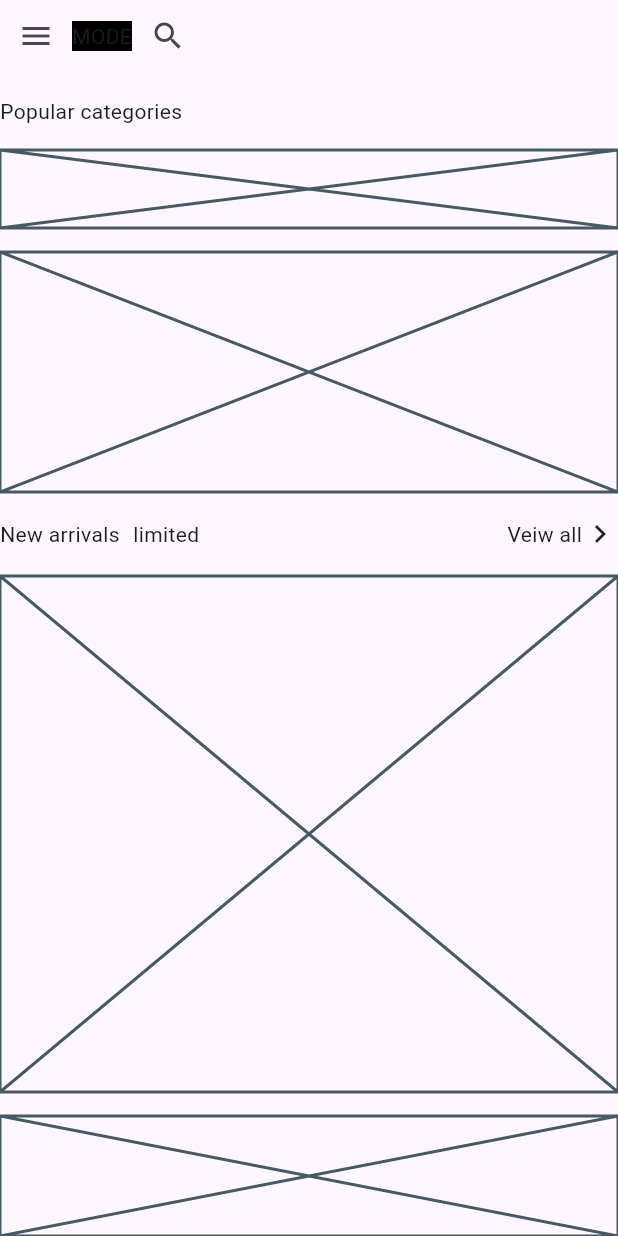
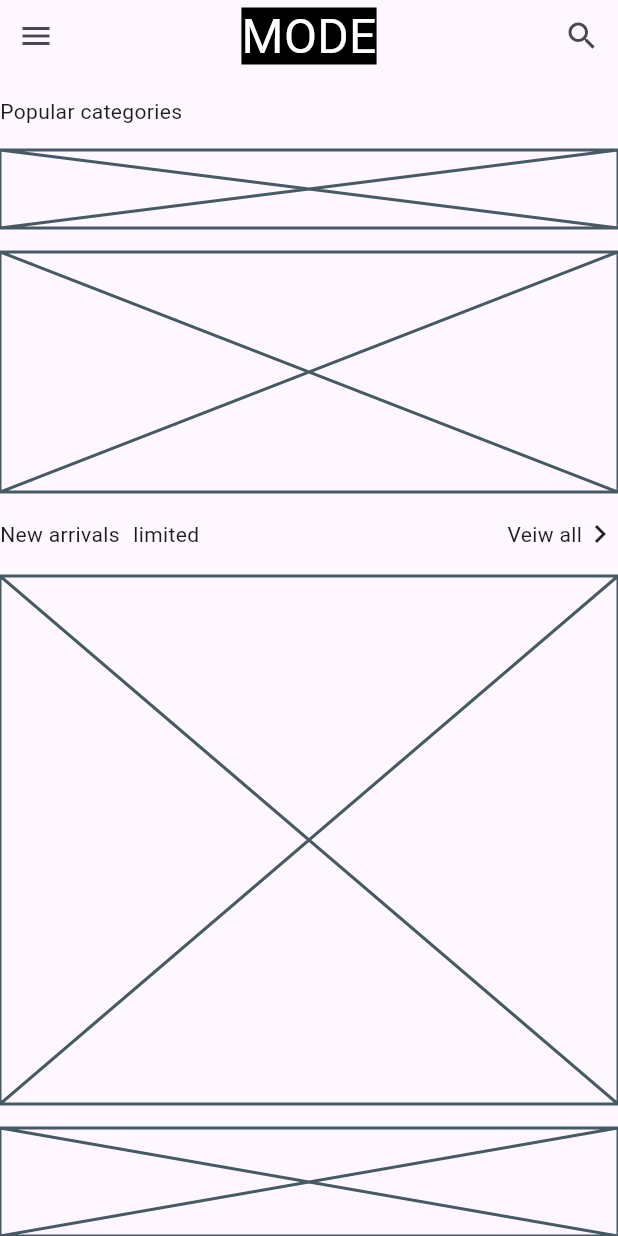
Before and after one commit to JAICHANGPARK/flutter_notebook_chapter_49, a Flutter app: the ECommerceHomePage screen opened directly, on a phone screen of 412 x 824 dp. Run offline on Flutter 3.47's test engine with Material 3 defaults, Android fonts, the phone set to English and light mode, and no system bars; our stand-ins replace google_fonts; Roboto replaces fonts that are missing (Akshar).

Commit message:
Update e_commerce_home_page.dart

```diff
--- a/lib/ep2451_e_commerce_app/ui/e_commerce_home_page.dart
+++ b/lib/ep2451_e_commerce_app/ui/e_commerce_home_page.dart
@@ -18,13 +18,18 @@ class _ECommerceHomePageState extends State<ECommerceHomePage> {
           spacing: 16,
           children: [
             Row(
+
               children: [
                 IconButton(onPressed: () {}, icon: Icon(Icons.menu)),
-                ExcludeFocus(
+                Expanded(
                   child: Center(
                     child: Container(
                       decoration: BoxDecoration(color: Colors.black),
-                      child: Text("MODE", style: GoogleFonts.akshar()),
+                      child: Text("MODE", style: GoogleFonts.akshar(
+                        color: Colors.white,
+                        fontSize: 32,
+                        height: 0,
+                      )),
                     ),
                   ),
                 ),
@@ -56,7 +61,7 @@ class _ECommerceHomePageState extends State<ECommerceHomePage> {
             ),
             Expanded(child: Placeholder()),
             Container(
-              height: 80,
+              height: 72,
               child: Placeholder(),
             )
           ],
```
